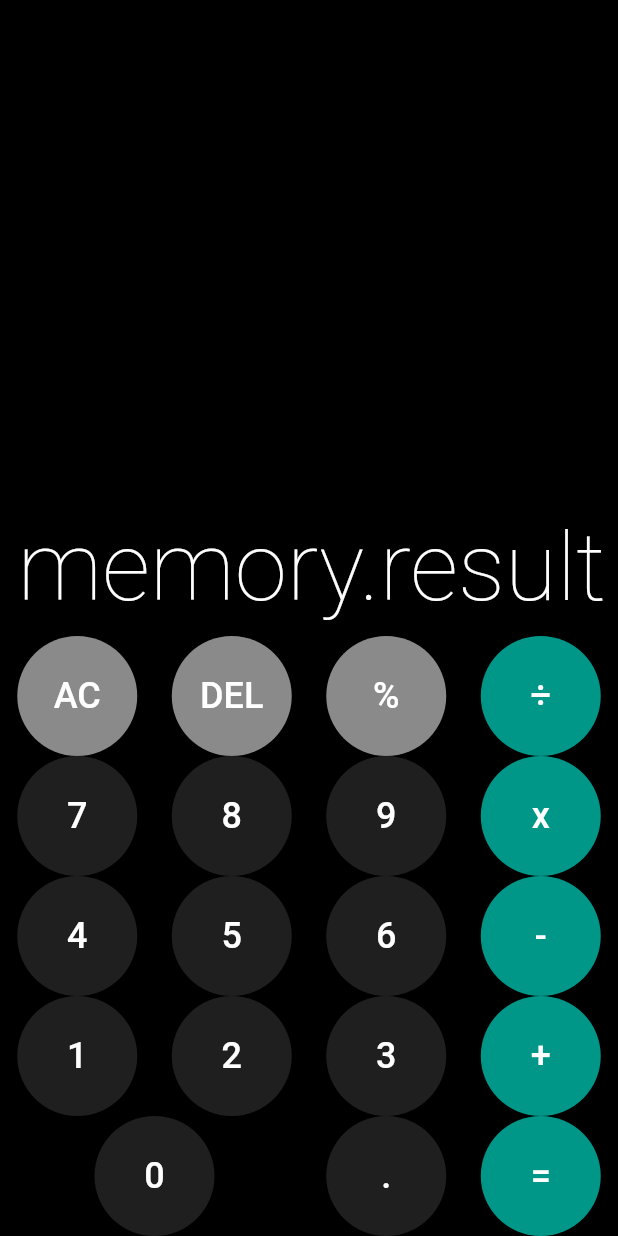
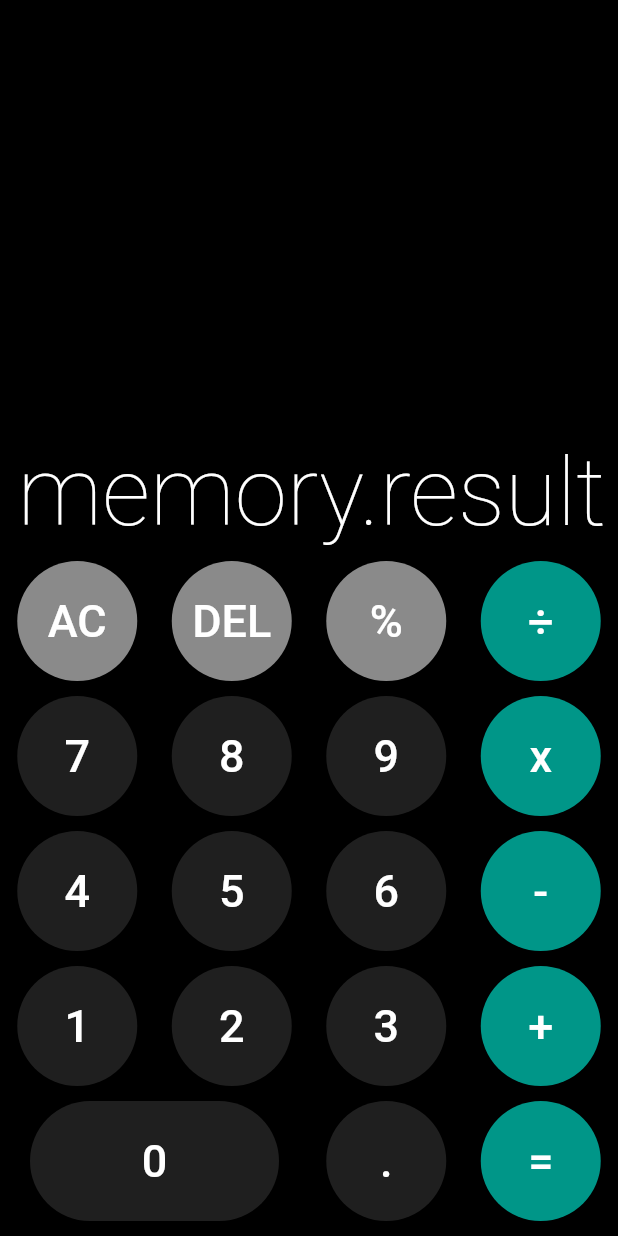
Before and after one commit to yamacinelli/desenvolvimento_mobile_IFPR, a Flutter app: the screen it shows after launch, on a phone screen of 412 x 824 dp. Run offline on Flutter 3.47's test engine with Material 2 defaults, Android fonts, the light colour scheme and no system bars; drawn by our look-alikes of auto_size_text.

Commit message:
Adicionado: => Design Button Zero.

```diff
--- a/calculadora/lib/calculator.dart
+++ b/calculadora/lib/calculator.dart
@@ -4,6 +4,7 @@ import 'package:flutter/cupertino.dart';
 import 'package:flutter/material.dart';
 
 class Calculator extends StatefulWidget {
+  @override
   CalculatorState createState() => CalculatorState();
 }
 
@@ -22,12 +23,12 @@ class CalculatorState extends State<Calculator> {
         flex: 1,
         child: Container(
           color: Colors.black,
-          child: Column(
+          child: const Column(
             mainAxisAlignment: MainAxisAlignment.end,
             crossAxisAlignment: CrossAxisAlignment.stretch,
             children: <Widget>[
               Padding(
-                  padding: const EdgeInsets.all(8.0),
+                  padding: EdgeInsets.all(8.0),
                   child: AutoSizeText('memory.result',
                       minFontSize: 20.0,
                       maxFontSize: 80.0,
@@ -48,25 +49,50 @@ class CalculatorState extends State<Calculator> {
       Color textColor = Colors.white,
       Color backgroundColor = Colors.white12}) {
     return Expanded(
+        flex: flex,
+        child: Container(
+          margin: const EdgeInsets.only(bottom: 10.0),
+          child: ElevatedButton(
+              style: ElevatedButton.styleFrom(
+                  foregroundColor: textColor,
+                  backgroundColor: backgroundColor,
+                  shape: const CircleBorder()),
+              child: Text(label, style: const TextStyle(fontSize: 30)),
+              onPressed: () {
+                setState(() {
+                  memory.applyCommand(label);
+                });
+              }),
+        ));
+  }
+
+  Widget buildKeyboardButtonZero(String label,
+      {int flex = 2,
+        Color textColor = Colors.white,
+        Color backgroundColor = Colors.white12}) {
+    return Expanded(
       flex: flex,
-      child: ElevatedButton(
+      child: Container(
+        margin: const EdgeInsets.only(left: 20.0, right: 20.0, bottom: 10.0),
+        child: ElevatedButton(
           style: ElevatedButton.styleFrom(
-              foregroundColor: textColor,
-              backgroundColor: backgroundColor,
-              shape: CircleBorder()),
-          child: Text(label, style: TextStyle(fontSize: 24)),
+                  foregroundColor: textColor,
+                  backgroundColor: backgroundColor,
+                  shape: const StadiumBorder()),
+              child: Text(label, style: const TextStyle(fontSize: 30)),
           onPressed: () {
             setState(() {
               memory.applyCommand(label);
             });
           }),
+      )
     );
   }
 
   Widget buildKeyboard() {
     return Container(
         color: Colors.black,
-        height: 400.0,
+        height: 450.0,
         child: Column(children: <Widget>[
           Expanded(
               flex: 1,
@@ -114,7 +140,7 @@ class CalculatorState extends State<Calculator> {
               child: Row(
                   crossAxisAlignment: CrossAxisAlignment.stretch,
                   children: <Widget>[
-                    buildKeyboardButton('0', flex: 2),
+                    buildKeyboardButtonZero('0'),
                     buildKeyboardButton('.'),
                     buildKeyboardButton('=', backgroundColor: Colors.teal),
                   ]))
```
